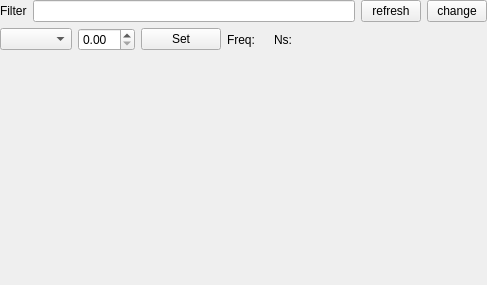
Qt form rqt_signal_logger/resource/SignalLoggerVariables.ui (ANYbotics/signal_logger) before a commit.
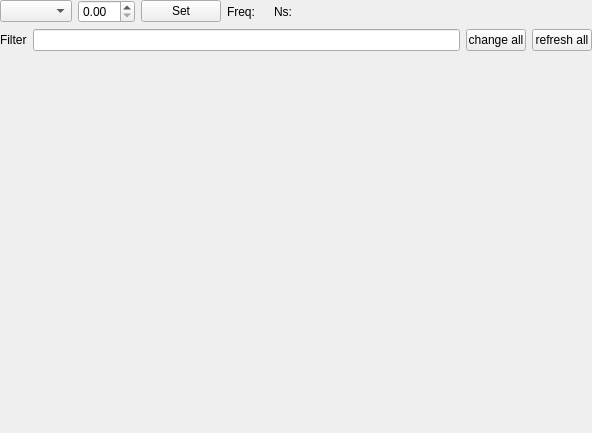
The same form after that commit.

Diff of the .ui file:
```diff
--- a/rqt_signal_logger/resource/SignalLoggerVariables.ui
+++ b/rqt_signal_logger/resource/SignalLoggerVariables.ui
@@ -6,8 +6,8 @@
    <rect>
     <x>0</x>
     <y>0</y>
-    <width>487</width>
-    <height>285</height>
+    <width>592</width>
+    <height>433</height>
    </rect>
   </property>
   <property name="windowTitle">
@@ -16,67 +16,11 @@
   <property name="styleSheet">
    <string notr="true"/>
   </property>
-  <layout class="QGridLayout" name="gridLayout">
-   <property name="leftMargin">
+  <layout class="QVBoxLayout" name="verticalLayout">
+   <property name="margin">
     <number>0</number>
    </property>
-   <property name="topMargin">
-    <number>0</number>
-   </property>
-   <property name="rightMargin">
-    <number>0</number>
-   </property>
-   <property name="bottomMargin">
-    <number>0</number>
-   </property>
-   <item row="0" column="0" colspan="2">
-    <layout class="QHBoxLayout" name="horizontalLayout1">
-     <item>
-      <widget class="QLabel" name="filterLabel">
-       <property name="text">
-        <string>Filter</string>
-       </property>
-      </widget>
-     </item>
-     <item>
-      <widget class="QLineEdit" name="lineEditFilter">
-       <property name="minimumSize">
-        <size>
-         <width>100</width>
-         <height>0</height>
-        </size>
-       </property>
-      </widget>
-     </item>
-     <item>
-      <widget class="QPushButton" name="pushButtonRefreshAll">
-       <property name="maximumSize">
-        <size>
-         <width>60</width>
-         <height>16777215</height>
-        </size>
-       </property>
-       <property name="text">
-        <string>refresh</string>
-       </property>
-      </widget>
-     </item>
-     <item>
-      <widget class="QPushButton" name="pushButtonChangeAll">
-       <property name="maximumSize">
-        <size>
-         <width>60</width>
-         <height>16777215</height>
-        </size>
-       </property>
-       <property name="text">
-        <string>change</string>
-       </property>
-      </widget>
-     </item>
-    </layout>
-   </item>
-   <item row="1" column="0" colspan="2">
+   <item>
     <layout class="QHBoxLayout" name="horizontalLayout2">
      <item>
       <widget class="QComboBox" name="taskComboBox"/>
@@ -153,7 +97,57 @@
      </item>
     </layout>
    </item>
-   <item row="3" column="0" colspan="2">
+   <item>
+    <layout class="QHBoxLayout" name="horizontalLayout1">
+     <item>
+      <widget class="QLabel" name="filterLabel">
+       <property name="text">
+        <string>Filter</string>
+       </property>
+      </widget>
+     </item>
+     <item>
+      <widget class="QLineEdit" name="lineEditFilter">
+       <property name="minimumSize">
+        <size>
+         <width>100</width>
+         <height>0</height>
+        </size>
+       </property>
+      </widget>
+     </item>
+     <item>
+      <widget class="QPushButton" name="pushButtonChangeAll">
+       <property name="maximumSize">
+        <size>
+         <width>60</width>
+         <height>16777215</height>
+        </size>
+       </property>
+       <property name="text">
+        <string>change all</string>
+       </property>
+      </widget>
+     </item>
+     <item>
+      <widget class="QPushButton" name="pushButtonRefreshAll">
+       <property name="maximumSize">
+        <size>
+         <width>60</width>
+         <height>16777215</height>
+        </size>
+       </property>
+       <property name="text">
+        <string>refresh all</string>
+       </property>
+      </widget>
+     </item>
+    </layout>
+   </item>
+   <item>
+    <layout class="QGridLayout" name="gridParams"/>
+   </item>
+   <item>
     <spacer name="verticalSpacer">
      <property name="orientation">
       <enum>Qt::Vertical</enum>
@@ -166,9 +160,6 @@
      </property>
     </spacer>
    </item>
-   <item row="2" column="0" colspan="2">
-    <layout class="QGridLayout" name="gridParams"/>
-   </item>
   </layout>
  </widget>
  <layoutdefault spacing="6" margin="11"/>
```
